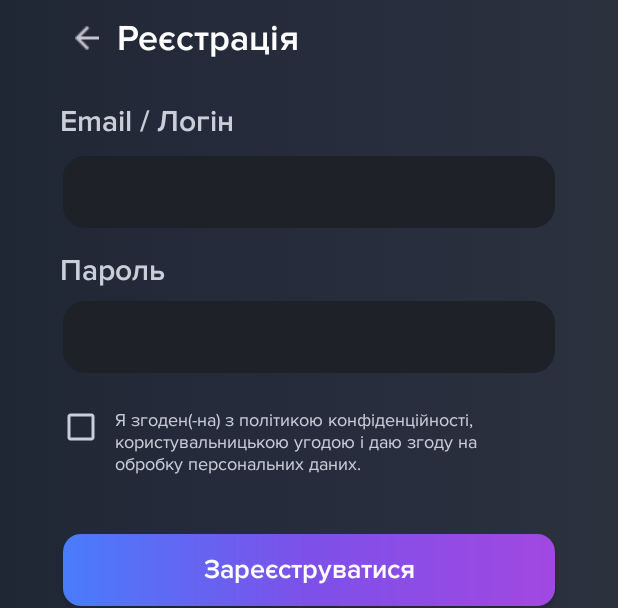
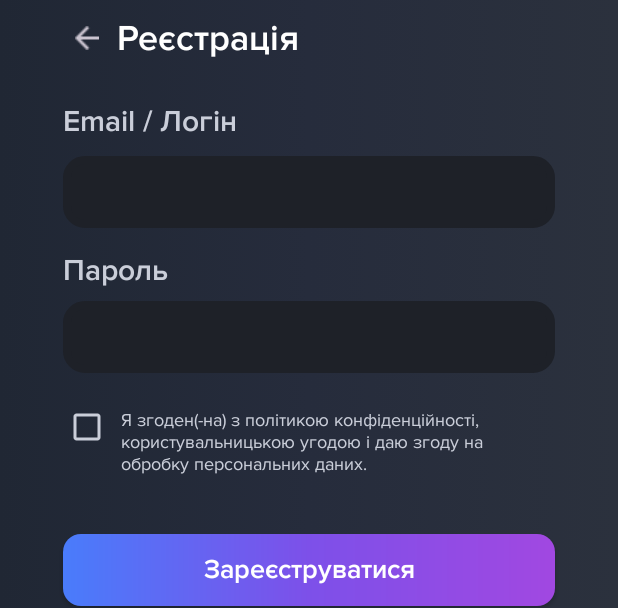
Before and after one commit to NURE-DigitalDream/PlayPrismMobileApp, an Android app: the layout fragment_sign_up.xml on its own in the app's theme, with its tools: preview values and no code run, on a phone screen of 412 x 824 dp. Shown: the part 156-764 px from the top of the screen. Run offline under Robolectric (Android 15) with nearby library versions, the phone set to English and light mode, and no system bars.

Commit message:
📌 Edited some login/sing up element distances

```diff
--- a/app/app/src/main/res/layout/fragment_login.xml
+++ b/app/app/src/main/res/layout/fragment_login.xml
@@ -22,7 +22,7 @@
         android:id="@+id/textView_email"
         android:layout_width="wrap_content"
         android:layout_height="wrap_content"
-        android:layout_marginStart="40dp"
+        android:layout_marginStart="42dp"
         android:layout_marginTop="40dp"
         android:fontFamily="@font/proxima_semibold"
         android:text="Email / Логін"
@@ -56,7 +56,7 @@
         android:id="@+id/textView_password"
         android:layout_width="wrap_content"
         android:layout_height="wrap_content"
-        android:layout_marginStart="40dp"
+        android:layout_marginStart="42dp"
         android:layout_marginTop="12dp"
         android:fontFamily="@font/proxima_semibold"
         android:text="Пароль"
--- a/app/app/src/main/res/layout/fragment_sign_up.xml
+++ b/app/app/src/main/res/layout/fragment_sign_up.xml
@@ -64,7 +64,7 @@
         android:id="@+id/checkBox"
         android:layout_width="33dp"
         android:layout_height="31dp"
-        android:layout_marginStart="38dp"
+        android:layout_marginStart="42dp"
         android:layout_marginTop="20dp"
         android:buttonTint="#CACED9"
         android:text=""
@@ -78,7 +78,7 @@
         android:id="@+id/textView_password"
         android:layout_width="wrap_content"
         android:layout_height="wrap_content"
-        android:layout_marginStart="40dp"
+        android:layout_marginStart="42dp"
         android:layout_marginTop="16dp"
         android:fontFamily="@font/proxima_semibold"
         android:text="Пароль"
@@ -111,7 +111,7 @@
         android:id="@+id/textView_email"
         android:layout_width="wrap_content"
         android:layout_height="25dp"
-        android:layout_marginStart="40dp"
+        android:layout_marginStart="42dp"
         android:layout_marginTop="35dp"
         android:fontFamily="@font/proxima_semibold"
         android:text="Email / Логін"
@@ -178,7 +178,4 @@
         app:layout_constraintStart_toEndOf="@+id/checkBox"
         app:layout_constraintTop_toBottomOf="@+id/etPassword" />
 
-
-
-
 </androidx.constraintlayout.widget.ConstraintLayout>
```
